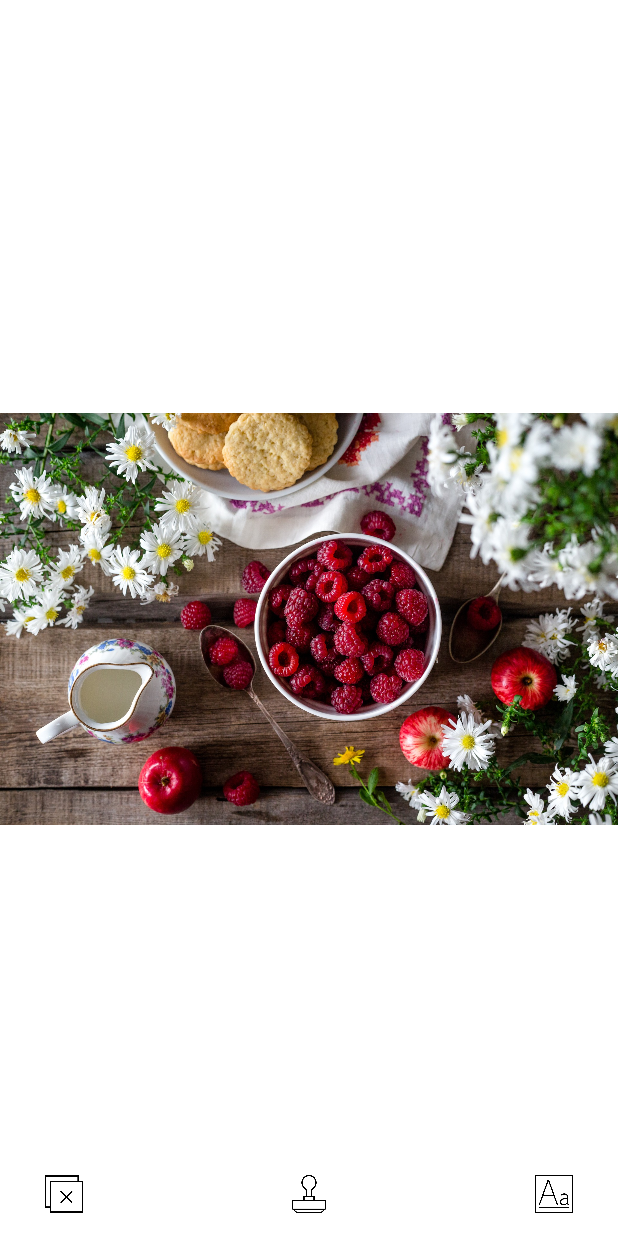
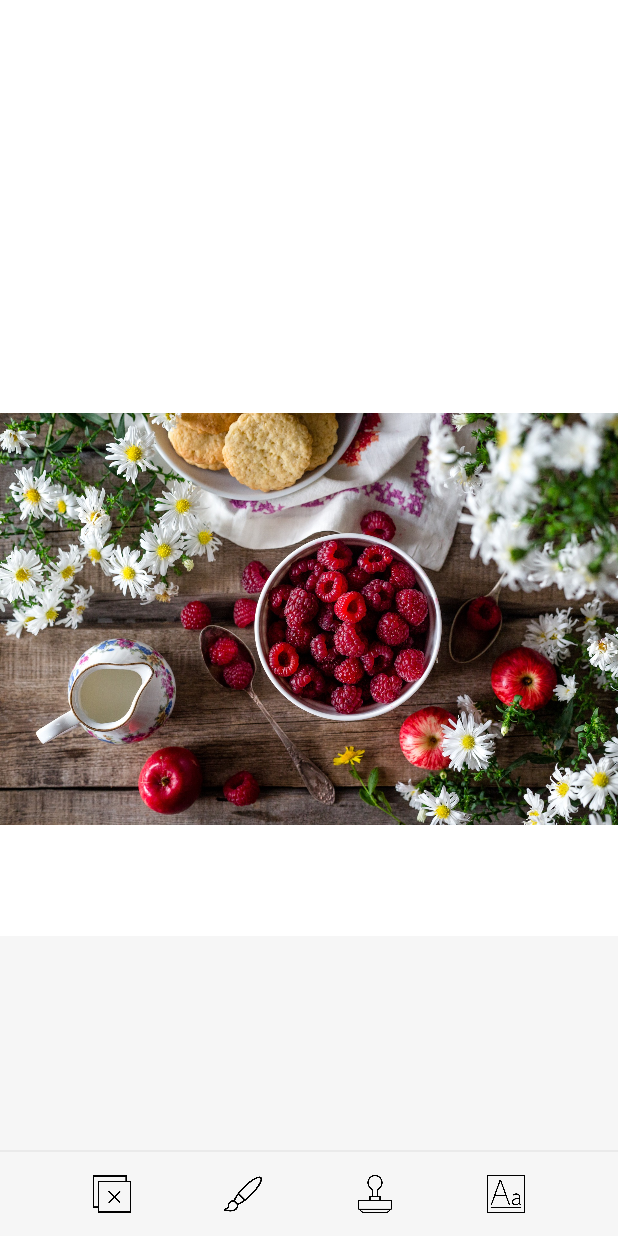
Before and after one commit to jin5578/SeoulContest, an Android app: the layout activity_photoshop.xml on its own in the app's theme, with its tools: preview values and no code run, on a phone screen of 412 x 824 dp. Run offline under Robolectric (Android 15) with nearby library versions, the phone set to English and light mode, and no system bars; Roboto replaces fonts that are not available here.

Commit message:
PhotoshopActivity  - Font 변경기능 추가중  - Font 색상 변경 기능 추가  - Font File추가  - 코드 정리

```diff
--- a/app/src/main/java/com/tistory/jeongs0222/seoulcontest/ui/photoshop/PhotoshopContract.kt
+++ b/app/src/main/java/com/tistory/jeongs0222/seoulcontest/ui/photoshop/PhotoshopContract.kt
@@ -3,6 +3,7 @@ package com.tistory.jeongs0222.seoulcontest.ui.photoshop
 import android.content.Context
 import android.content.res.AssetManager
 import android.support.v7.widget.RecyclerView
+import android.widget.ImageView
 import android.widget.LinearLayout
 
 
@@ -10,6 +11,8 @@ interface PhotoshopContract {
 
     interface View {
         fun recyclerView(): RecyclerView
+
+        fun tempImageView(): ImageView
 
         fun tempLinearLayout(): LinearLayout
     }
--- a/app/src/main/res/layout/activity_photoshop.xml
+++ b/app/src/main/res/layout/activity_photoshop.xml
@@ -77,8 +77,9 @@
     <android.support.constraint.ConstraintLayout
         android:id="@+id/photoshop_revise_constraintLayout"
         android:layout_width="0dp"
-        android:layout_height="180dp"
+        android:layout_height="200dp"
         android:visibility="gone"
+        android:background="@color/colorLightLightGray"
         app:layout_constraintStart_toStartOf="parent"
         app:layout_constraintEnd_toEndOf="parent"
         app:layout_constraintBottom_toBottomOf="parent"
@@ -91,18 +92,39 @@
             android:scrollbars="none"
             app:layout_constraintStart_toStartOf="parent"
             app:layout_constraintEnd_toEndOf="parent"
-            app:layout_constraintTop_toTopOf="parent">
+            app:layout_constraintTop_toTopOf="parent"
+            app:layout_constraintBottom_toTopOf="@id/null1">
 
         </android.support.v7.widget.RecyclerView>
+
+        <View
+            android:id="@+id/null1"
+            android:layout_width="0dp"
+            android:layout_height="1dp"
+            android:layout_marginBottom="15dp"
+            android:background="@color/colorLightGray"
+            app:layout_constraintStart_toStartOf="parent"
+            app:layout_constraintEnd_toEndOf="parent"
+            app:layout_constraintBottom_toTopOf="@id/photoshop_close_imageView"/>
 
         <ImageView
             android:id="@+id/photoshop_close_imageView"
             android:layout_width="25dp"
             android:layout_height="25dp"
-            android:layout_marginLeft="30dp"
             android:layout_marginBottom="15dp"
             android:src="@drawable/close_icon"
             app:layout_constraintStart_toStartOf="parent"
+            app:layout_constraintBottom_toBottomOf="parent"
+            app:layout_constraintEnd_toStartOf="@id/photoshop_paint_imageView"/>
+
+        <ImageView
+            android:id="@+id/photoshop_paint_imageView"
+            android:layout_width="25dp"
+            android:layout_height="25dp"
+            android:layout_marginBottom="15dp"
+            android:src="@drawable/paint_icon"
+            app:layout_constraintStart_toEndOf="@id/photoshop_close_imageView"
+            app:layout_constraintEnd_toStartOf="@id/photoshop_stamp_imageView"
             app:layout_constraintBottom_toBottomOf="parent"/>
 
         <ImageView
@@ -112,16 +134,16 @@
             android:layout_marginBottom="15dp"
             android:src="@drawable/stamp_button"
             app:layout_constraintBottom_toBottomOf="parent"
-            app:layout_constraintEnd_toEndOf="parent"
-            app:layout_constraintStart_toStartOf="parent" />
+            app:layout_constraintEnd_toStartOf="@id/photoshop_font_imageView"
+            app:layout_constraintStart_toEndOf="@id/photoshop_paint_imageView" />
 
         <ImageView
             android:id="@+id/photoshop_font_imageView"
             android:layout_width="25dp"
             android:layout_height="25dp"
-            android:layout_marginRight="30dp"
             android:layout_marginBottom="15dp"
             android:src="@drawable/font_icon"
+            app:layout_constraintStart_toEndOf="@id/photoshop_stamp_imageView"
             app:layout_constraintBottom_toBottomOf="parent"
             app:layout_constraintEnd_toEndOf="parent"/>
 
--- a/app/src/main/res/values/colors.xml
+++ b/app/src/main/res/values/colors.xml
@@ -10,6 +10,7 @@
     <color name="colorRed">#FF0000</color>
 
     <color name="colorLightLightGray">#F6F6F6</color>
+    <color name="colorLightGray">#EAEAEA</color>
 
     <color name="colorTabSelected">#F7A7A6</color>
 
```
Also changed, not shown: app/src/main/java/com/tistory/jeongs0222/seoulcontest/ui/photoshop/PhotoshopActivity.kt (+9 -2 lines), app/src/main/java/com/tistory/jeongs0222/seoulcontest/ui/photoshop/PhotoshopFontAdapter.kt (+9 -5 lines), app/src/main/java/com/tistory/jeongs0222/seoulcontest/ui/photoshop/PhotoshopPaintAdapter.kt (added, +52 -0 lines), app/src/main/java/com/tistory/jeongs0222/seoulcontest/ui/photoshop/PhotoshopPresenter.kt (+29 -4 lines), app/src/main/java/com/tistory/jeongs0222/seoulcontest/ui/photoshop/PhotoshopStampAdapter.kt (+5 -4 lines), app/src/main/java/com/tistory/jeongs0222/seoulcontest/util/ArrayUtil.kt (added, +10 -0 lines), app/src/main/java/com/tistory/jeongs0222/seoulcontest/util/DynamicViewUtil.kt (+26 -3 lines), app/src/main/res/layout/item_paint.xml (added, +20 -0 lines), app/src/main/assets/fonts/NanumSquareOTFBold.otf (added), app/src/main/assets/fonts/NanumSquareOTFExtraBold.otf (added), app/src/main/assets/fonts/NanumSquareOTFLight.otf (added), app/src/main/assets/fonts/NanumSquareOTFRegular.otf (added), app/src/main/assets/fonts/NanumSquareRoundOTFB.otf (added), app/src/main/assets/fonts/NanumSquareRoundOTFEB.otf (added), 3 more files.
